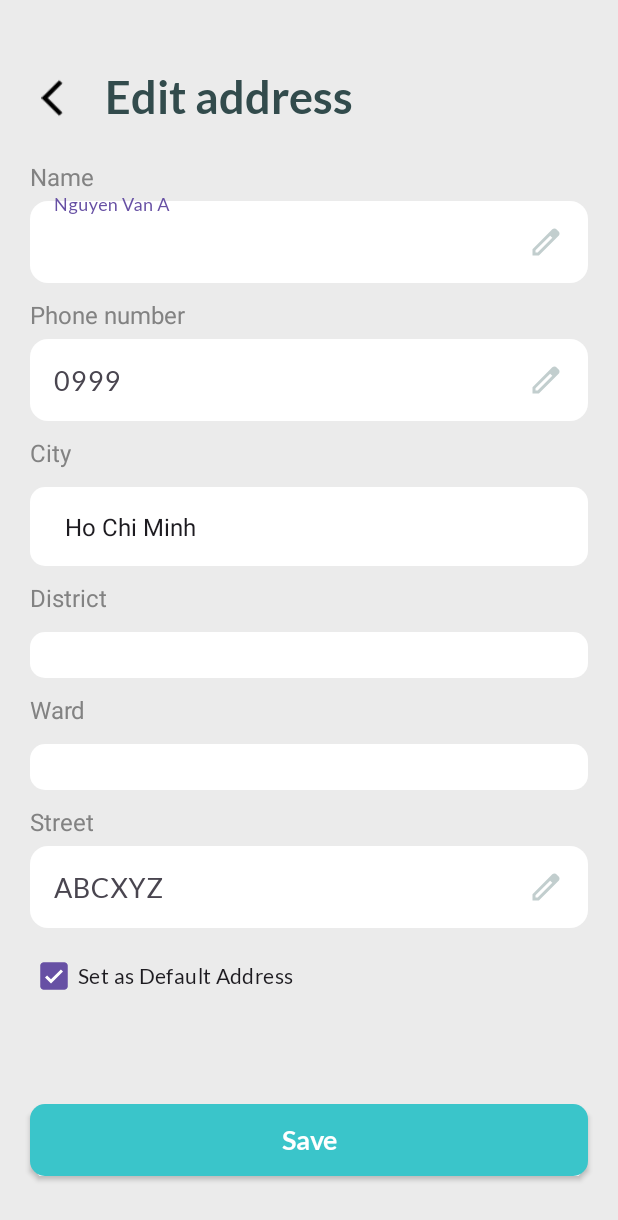
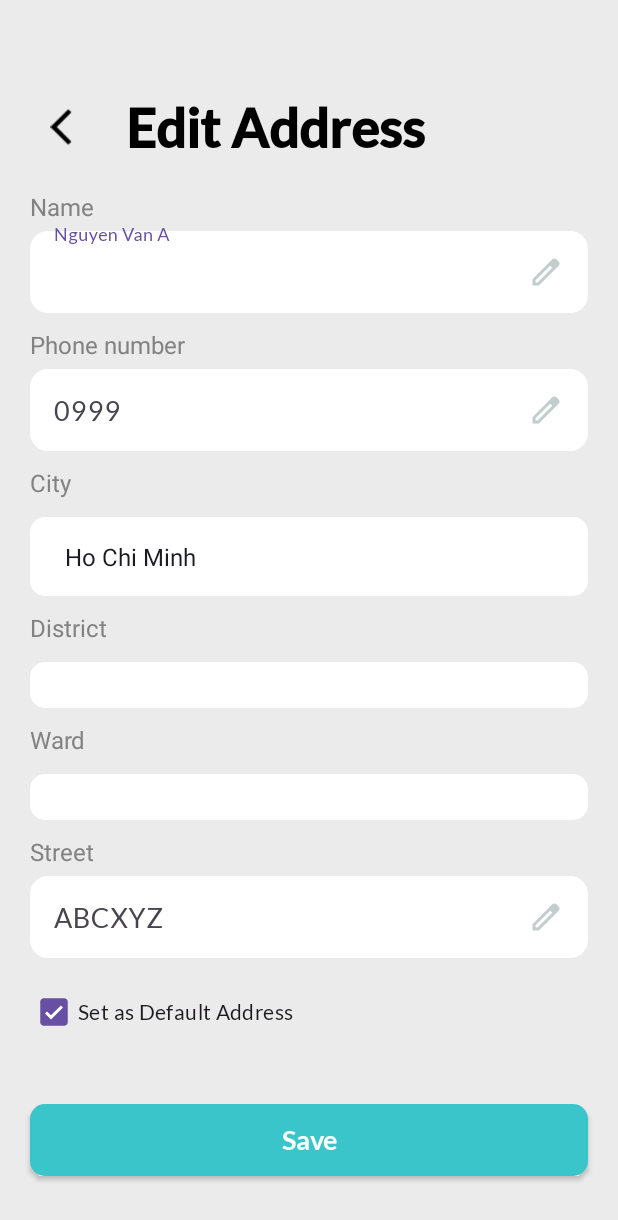
Before and after one commit to Mann202/Eleme-Delivery-Mobile-App, an Android app: the EditAddress screen opened directly, with no data from a screen before it, on a phone screen of 412 x 824 dp. Shown: the top 1220 px of the screen. Run offline under Robolectric (Android 15) with nearby library versions, the light colour scheme and no system bars.

Commit message:
fix layout

```diff
--- a/app/src/main/res/layout/activity_customer_cancelorder.xml
+++ b/app/src/main/res/layout/activity_customer_cancelorder.xml
@@ -13,7 +13,7 @@
         android:orientation="horizontal"
         android:layout_alignParentTop="true"
         android:layout_alignParentStart="true"
-        android:layout_marginTop="52dp"
+        android:layout_marginTop="47dp"
         android:padding="16dp">
 
         <ImageView
@@ -34,6 +34,7 @@
             android:textSize="35sp"
             android:fontFamily="@font/lato_bold"
             android:textColor="@color/black"
+            android:textFontWeight="900"
             android:layout_marginStart="@dimen/margin_large"
             android:layout_gravity="center_vertical"
             />
--- a/app/src/main/res/layout/activity_customer_changephone.xml
+++ b/app/src/main/res/layout/activity_customer_changephone.xml
@@ -188,7 +188,7 @@
         android:layout_alignParentBottom="true"
         android:layout_marginStart="20dp"
         android:layout_marginEnd="20dp"
-        android:layout_marginBottom="20dp"
+        android:layout_marginBottom="40dp"
         style="@style/SaveButton"/>
 
 </RelativeLayout>
--- a/app/src/main/res/layout/activity_customer_editaddress.xml
+++ b/app/src/main/res/layout/activity_customer_editaddress.xml
@@ -5,13 +5,23 @@
     android:background="@color/whiteedt"
     android:gravity="start">
 
+    <LinearLayout
+        android:id="@+id/backwardGroup"
+        android:layout_width="match_parent"
+        android:layout_height="wrap_content"
+        android:orientation="horizontal"
+        android:layout_alignParentTop="true"
+        android:layout_alignParentStart="true"
+        android:layout_marginTop="47dp"
+        android:padding="16dp">
+
         <ImageView
             android:id="@+id/backIcon"
             android:layout_height="wrap_content"
             android:layout_width="wrap_content"
             android:src="@drawable/baseline_arrow_back_ios_24"
-        android:layout_marginTop="53dp"
-        android:layout_marginStart="30dp"
+            android:layout_gravity="center_vertical"
+            android:layout_marginStart="20dp"
             android:scaleX="1.2"
             android:scaleY="1.2"
             />
@@ -19,23 +29,22 @@
             android:layout_width="wrap_content"
             android:id="@+id/AdressTitle"
             android:layout_height="wrap_content"
-        android:layout_centerHorizontal="true"
-        android:text="Edit address"
-        android:layout_toRightOf="@id/backIcon"
+            android:layout_marginStart="@dimen/margin_large"
+            android:text="Edit Address"
             android:fontFamily="@font/lato_bold"
-        android:textColor="@color/lightdark"
-        android:layout_alignParentTop="true"
-        android:layout_marginTop="46dp"
-        android:layout_marginStart="@dimen/margin_medium"
-        android:textSize="30sp"
+            android:textColor="@color/black"
+            android:textFontWeight="900"
+            android:textSize="35sp"
+            android:gravity="center"
             style="@style/headerText"/>
+    </LinearLayout>
 
     <TextView
         android:layout_width="wrap_content"
         android:layout_height="wrap_content"
         android:id="@+id/NameTitle"
-        android:layout_below="@id/AdressTitle"
-        android:layout_marginTop="@dimen/margin_large"
+        android:layout_below="@id/backwardGroup"
+        android:layout_marginTop="@dimen/margin_extra_small"
         android:layout_marginStart="@dimen/margin_standard"
         android:layout_marginEnd="@dimen/margin_standard"
         android:text="Name"
@@ -230,7 +239,7 @@
         android:checked="true"
         android:fontFamily="@font/lato_regular"
         android:layout_marginStart="@dimen/margin_standard"
-        android:layout_marginTop="@dimen/margin_small"
+        android:layout_marginTop="12dp"
         android:text="Set as Default Address"/>
 
     <androidx.appcompat.widget.AppCompatButton
```
Also changed, not shown: app/src/main/res/layout/activity_customer_myaddress.xml (+32 -10 lines), app/src/main/res/layout/activity_customer_myordermain.xml (+20 -12 lines), app/src/main/res/layout/activity_customer_newaddress.xml (+22 -13 lines), app/src/main/res/layout/activity_customer_newpassword.xml (+9 -7 lines). Lines whose indentation alone changed are shown as unchanged.
